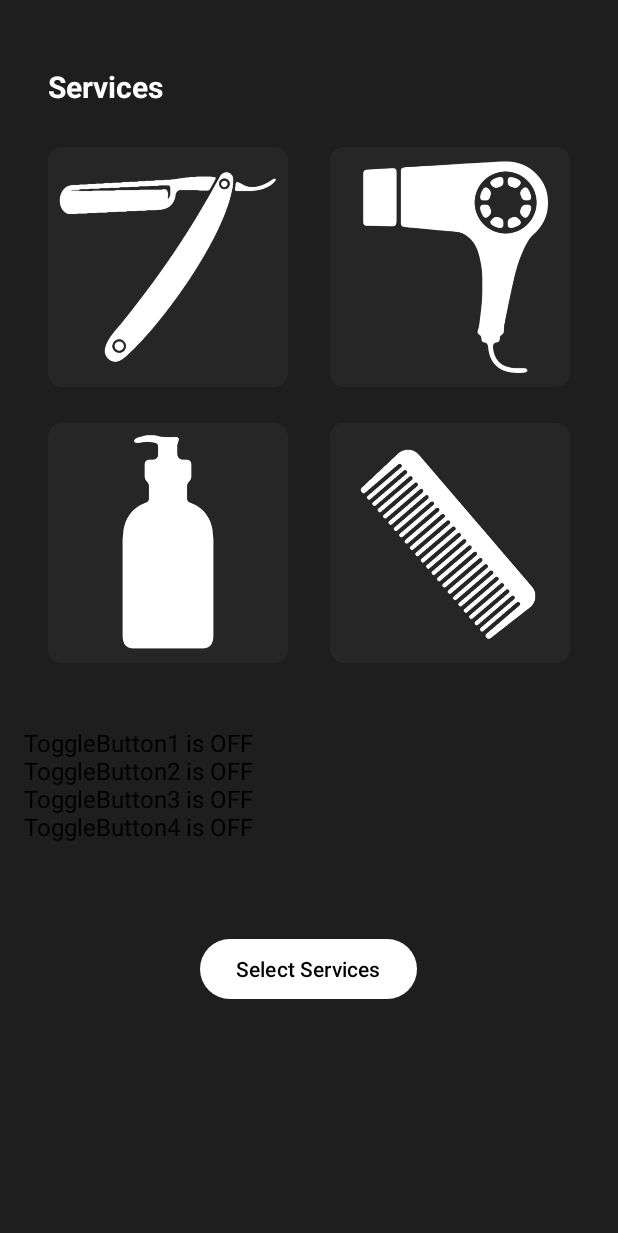
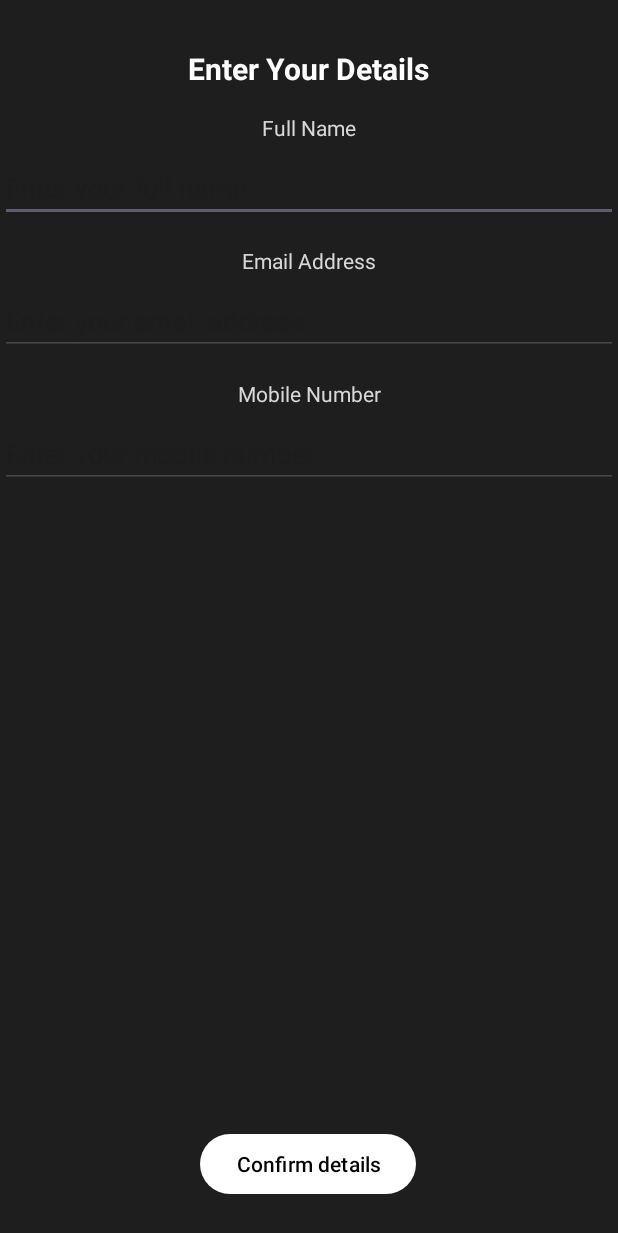
Before and after one commit to DankPsycho/ClipNSnip, an Android app: the screen it shows after launch (ReservationActivity before the commit, UserDetailsActivity after it), after a tap on "Make a Reservation", on a phone screen of 412 x 824 dp. Shown: the top 1233 px of the screen. Run offline under Robolectric (Android 15) with nearby library versions, the phone set to English and light mode, and no system bars.

Commit message:
Added activity_user_details.xml and UserDetailsActivity.java Refactored ServicesActivity.java and activity_services.xml Fixed main menu going to details and then to Services

```diff
--- a/app/src/main/AndroidManifest.xml
+++ b/app/src/main/AndroidManifest.xml
@@ -13,7 +13,10 @@
         android:theme="@style/Theme.MyApplication"
         tools:targetApi="31" >
         <activity
-            android:name=".ReservationActivity"
+            android:name=".UserDetailsActivity"
+            android:exported="false" />
+        <activity
+            android:name=".ServicesActivity"
             android:exported="false" />
         <activity
             android:name=".ConfirmationActivity"
--- a/app/src/main/java/com/example/myapplication/DBHelper.java
+++ b/app/src/main/java/com/example/myapplication/DBHelper.java
@@ -9,6 +9,8 @@ public class DBHelper extends SQLiteOpenHelper {
     private static final String DATABASE_NAME = "reservation.db";
     private static final int DATABASE_VERSION = 1;
     // Table name and column names
+
+
     private static final String TABLE_RESERVATION = "reservations";
     private static final String COLUMN_ID = "id";
     private static final String COLUMN_DATE = "date";
--- a/app/src/main/java/com/example/myapplication/MainActivity.java
+++ b/app/src/main/java/com/example/myapplication/MainActivity.java
@@ -17,7 +17,7 @@ public class MainActivity extends AppCompatActivity {
         Button reservationButton = findViewById(R.id.button_reservation);
         reservationButton.setOnClickListener(v -> {
             // Handle button click and navigate to the reservation screen
-            Intent intent = new Intent(MainActivity.this, ReservationActivity.class);
+            Intent intent = new Intent(MainActivity.this, UserDetailsActivity.class);
             startActivity(intent);
         });
     }
--- a/app/src/main/java/com/example/myapplication/ReservationActivity.java
+++ b/app/src/main/java/com/example/myapplication/ServicesActivity.java
@@ -7,7 +7,7 @@ import android.widget.ToggleButton;
 import android.widget.Button;
 import androidx.appcompat.app.AppCompatActivity;
 
-public class ReservationActivity extends AppCompatActivity {
+public class ServicesActivity extends AppCompatActivity {
 
     private ToggleButton toggleButton1;
     private ToggleButton toggleButton2;
@@ -18,12 +18,12 @@ public class ReservationActivity extends AppCompatActivity {
     @Override
     protected void onCreate(Bundle savedInstanceState) {
         super.onCreate(savedInstanceState);
-        setContentView(R.layout.activity_reservation);
+        setContentView(R.layout.activity_services);
 
         Button reservationButton = findViewById(R.id.button_select_services);
         reservationButton.setOnClickListener(v -> {
             // Handle button click and navigate to the ConfirmationActivity
-            Intent intent = new Intent(ReservationActivity.this, ConfirmationActivity.class);
+            Intent intent = new Intent(ServicesActivity.this, ConfirmationActivity.class);
             intent.putExtra("selectedService", getSelectedService());
             startActivity(intent);
         });
@@ -48,24 +48,24 @@ public class ReservationActivity extends AppCompatActivity {
     private void updateStatusText() {
         StringBuilder status = new StringBuilder();
         if (toggleButton1.isChecked()) {
-            status.append("ToggleButton1 is ON\n");
+            status.append("• Shaving\n");
         } else {
-            status.append("ToggleButton1 is OFF\n");
+            status.append("\n");
         }
         if (toggleButton2.isChecked()) {
-            status.append("ToggleButton2 is ON\n");
+            status.append("• Hair Washing\n");
         } else {
-            status.append("ToggleButton2 is OFF\n");
+            status.append("\n");
         }
         if (toggleButton3.isChecked()) {
-            status.append("ToggleButton3 is ON\n");
+            status.append("• Hair Care\n");
         } else {
-            status.append("ToggleButton3 is OFF\n");
+            status.append("\n");
         }
         if (toggleButton4.isChecked()) {
-            status.append("ToggleButton4 is ON\n");
+            status.append("• Beard trimming\n");
         } else {
-            status.append("ToggleButton4 is OFF\n");
+            status.append("\n");
         }
 
         statusTextView.setText(status.toString());
--- /dev/null
+++ b/app/src/main/java/com/example/myapplication/UserDetailsActivity.java
@@ -0,0 +1,42 @@
+package com.example.myapplication;
+
+import android.content.Intent;
+import android.os.Bundle;
+import android.widget.Button;
+import android.widget.EditText;
+
+import androidx.appcompat.app.AppCompatActivity;
+
+public class UserDetailsActivity extends AppCompatActivity {
+
+    private EditText editTextFullName;
+    private EditText editTextEmail;
+    private EditText editTextMobile;
+    private Button buttonNext;
+
+    @Override
+    protected void onCreate(Bundle savedInstanceState) {
+        super.onCreate(savedInstanceState);
+        setContentView(R.layout.activity_user_details);
+
+        // Find the UI elements
+        editTextFullName = findViewById(R.id.editTextFullName);
+        editTextEmail = findViewById(R.id.editTextEmail);
+        editTextMobile = findViewById(R.id.editTextMobile);
+        buttonNext = findViewById(R.id.button_confirm_details);
+
+        // Set OnClickListener for the "Next" button
+        buttonNext.setOnClickListener(v -> {
+            // Get user details from the EditText fields
+            String fullName = editTextFullName.getText().toString();
+            String email = editTextEmail.getText().toString();
+            String mobile = editTextMobile.getText().toString();
+
+            // Store in database here!!!
+
+            // Navigate to the ServicesActivity
+            Intent intent = new Intent(UserDetailsActivity.this, ServicesActivity.class);
+            startActivity(intent);
+        });
+    }
+}
--- /dev/null
+++ b/app/src/main/res/layout/activity_user_details.xml
@@ -0,0 +1,108 @@
+<?xml version="1.0" encoding="utf-8"?>
+<androidx.constraintlayout.widget.ConstraintLayout xmlns:android="http://schemas.android.com/apk/res/android"
+    xmlns:app="http://schemas.android.com/apk/res-auto"
+    xmlns:tools="http://schemas.android.com/tools"
+    android:layout_width="match_parent"
+    android:layout_height="match_parent"
+    android:background="#1E1E1E"
+    tools:context=".UserDetailsActivity">
+
+    <TextView
+        android:id="@+id/textViewUserDetailsTitle"
+        android:layout_width="wrap_content"
+        android:layout_height="wrap_content"
+        android:text="Enter Your Details"
+        android:textColor="#FFFFFF"
+        android:textSize="20sp"
+        android:textStyle="bold"
+        app:layout_constraintTop_toTopOf="parent"
+        app:layout_constraintStart_toStartOf="parent"
+        app:layout_constraintEnd_toEndOf="parent"
+        android:layout_marginTop="32dp"
+        android:layout_marginBottom="16dp"/>
+
+    <TextView
+        android:id="@+id/textViewFullName"
+        android:layout_width="wrap_content"
+        android:layout_height="wrap_content"
+        android:text="Full Name"
+        android:textColor="#D8D8D8"
+        app:layout_constraintTop_toBottomOf="@id/textViewUserDetailsTitle"
+        app:layout_constraintStart_toStartOf="parent"
+        app:layout_constraintEnd_toEndOf="parent"
+        android:layout_marginTop="16dp"/>
+
+    <EditText
+        android:id="@+id/editTextFullName"
+        android:layout_width="0dp"
+        android:layout_height="wrap_content"
+        android:hint="Enter your full name"
+        android:inputType="text"
+        android:maxLines="1"
+        android:textColor="#FFFFFF"
+        app:layout_constraintTop_toBottomOf="@id/textViewFullName"
+        app:layout_constraintStart_toStartOf="parent"
+        app:layout_constraintEnd_toEndOf="parent"
+        android:layout_marginTop="8dp"/>
+
+    <TextView
+        android:id="@+id/textViewEmail"
+        android:layout_width="wrap_content"
+        android:layout_height="wrap_content"
+        android:text="Email Address"
+        android:textColor="#D8D8D8"
+        app:layout_constraintTop_toBottomOf="@id/editTextFullName"
+        app:layout_constraintStart_toStartOf="parent"
+        app:layout_constraintEnd_toEndOf="parent"
+        android:layout_marginTop="16dp"/>
+
+    <EditText
+        android:id="@+id/editTextEmail"
+        android:layout_width="0dp"
+        android:layout_height="wrap_content"
+        android:hint="Enter your email address"
+        android:inputType="text"
+        android:maxLines="1"
+        android:textColor="#FFFFFF"
+        app:layout_constraintTop_toBottomOf="@id/textViewEmail"
+        app:layout_constraintStart_toStartOf="parent"
+        app:layout_constraintEnd_toEndOf="parent"
+        android:layout_marginTop="8dp"/>
+
+    <TextView
+        android:id="@+id/textViewMobile"
+        android:layout_width="wrap_content"
+        android:layout_height="wrap_content"
+        android:text="Mobile Number"
+        android:textColor="#D8D8D8"
+        app:layout_constraintTop_toBottomOf="@id/editTextEmail"
+        app:layout_constraintStart_toStartOf="parent"
+        app:layout_constraintEnd_toEndOf="parent"
+        android:layout_marginTop="16dp"/>
+
+    <EditText
+        android:id="@+id/editTextMobile"
+        android:layout_width="0dp"
+        android:layout_height="wrap_content"
+        android:hint="Enter your mobile number"
+        android:maxLines="1"
+        android:inputType="text"
+        android:textColor="#FFFFFF"
+        app:layout_constraintTop_toBottomOf="@id/textViewMobile"
+        app:layout_constraintStart_toStartOf="parent"
+        app:layout_constraintEnd_toEndOf="parent"
+        android:layout_marginTop="8dp"/>
+
+    <Button
+        android:id="@+id/button_confirm_details"
+        android:layout_width="wrap_content"
+        android:layout_height="wrap_content"
+        android:layout_marginBottom="24dp"
+        android:text="Confirm details"
+        android:textColor="#000000"
+        app:layout_constraintBottom_toBottomOf="parent"
+        app:layout_constraintEnd_toEndOf="parent"
+        app:layout_constraintHorizontal_bias="0.498"
+        app:layout_constraintStart_toStartOf="parent" />
+
+</androidx.constraintlayout.widget.ConstraintLayout>
```
Also changed, not shown: app/src/main/res/layout/activity_main.xml (+7 -1 lines), app/src/main/res/layout/activity_services.xml (renamed from app/src/main/res/layout/activity_reservation.xml, +54 -10 lines).
